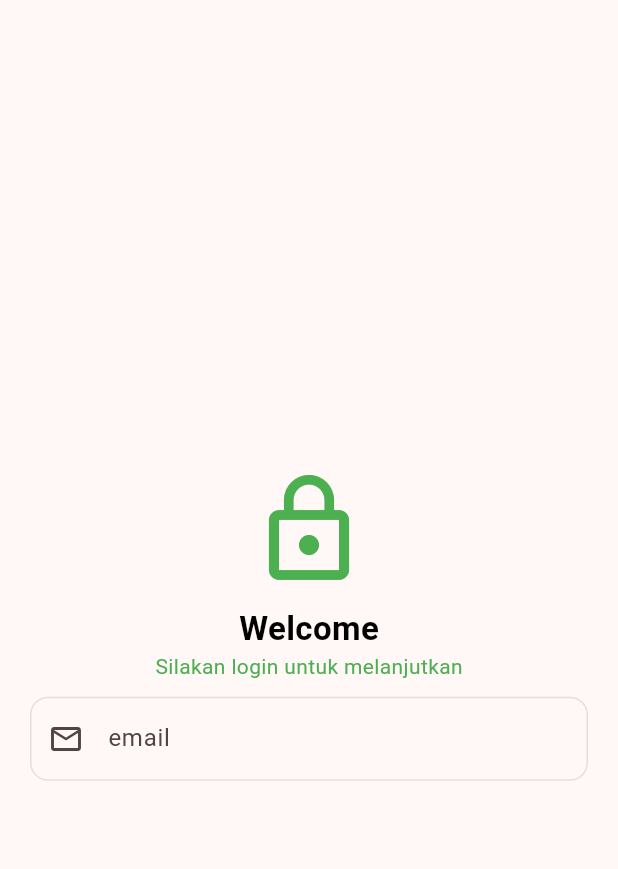
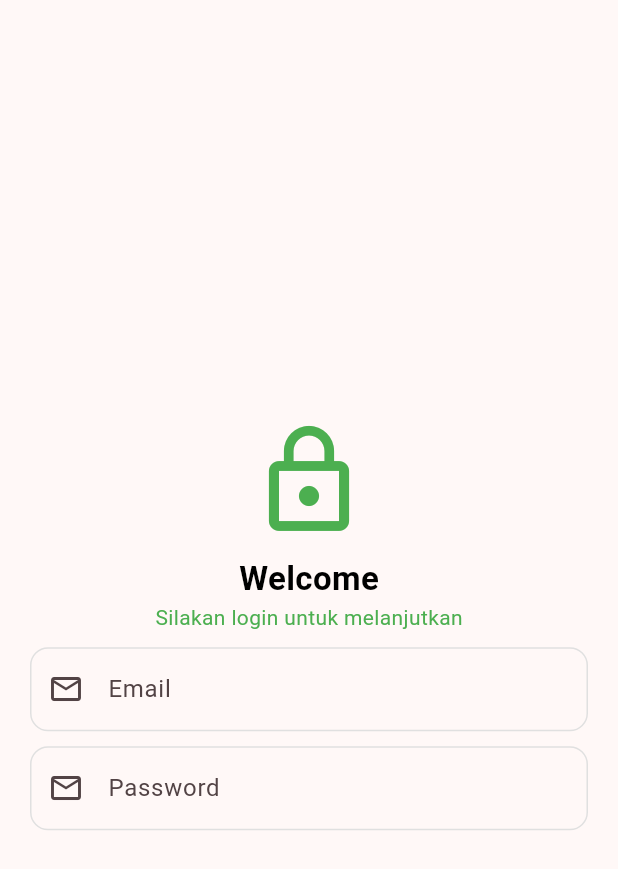
Before and after one commit to helenoktaa/Tugas_week_6_1123150205, a Flutter app: the Login screen opened directly, on a phone screen of 412 x 824 dp. Shown: the top 869 px of the screen. Run offline on Flutter 3.47's test engine with Material 3 defaults, Android fonts, the light colour scheme and no system bars.

Commit message:
feat: label password inc wrapping

```diff
--- a/lib/screen/login.dart
+++ b/lib/screen/login.dart
@@ -36,8 +36,28 @@
               TextField(
                 keyboardType: TextInputType.emailAddress,
                 decoration: InputDecoration(
-                  labelText: 'email',
+                  labelText: 'Email',
                   hintText: 'Masukkan email Anda',
+                  prefixIcon: const Icon(Icons.email_outlined),
+                  border: OutlineInputBorder(
+                    borderRadius: BorderRadius.circular(12.0),
+                  ),
+                  enabledBorder: OutlineInputBorder(
+                    borderRadius: BorderRadius.circular(12),
+                    borderSide: BorderSide(color: Colors.grey[300]!),
+                  ),
+                  focusedBorder: OutlineInputBorder(
+                    borderRadius: BorderRadius.circular(12),
+                    borderSide: BorderSide(color: Colors.blue[700]!, width: 2),
+                  ),
+                ),
+              ),
+              SizedBox(height: 10),
+              TextField(
+                obscureText: true,
+                decoration: InputDecoration(
+                  labelText: 'Password',
+                  hintText: 'Masukkan password Anda',
                   prefixIcon: const Icon(Icons.email_outlined),
                   border: OutlineInputBorder(
                     borderRadius: BorderRadius.circular(12.0),
```
